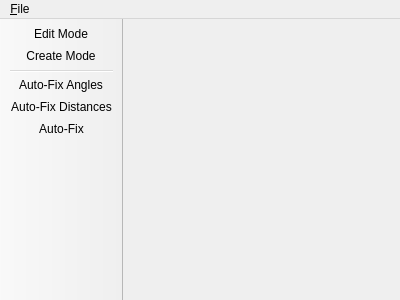
Old version of the form WaypointPlanner/WaypointPlannerMainWindow.ui in the repository raptorswing/FlightPlanner.
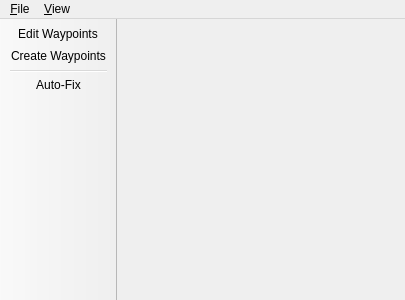
New version of the form. Icons and pictures are not drawn.

```diff
--- a/WaypointPlanner/WaypointPlannerMainWindow.ui
+++ b/WaypointPlanner/WaypointPlannerMainWindow.ui
@@ -6,7 +6,7 @@
    <rect>
     <x>0</x>
     <y>0</y>
-    <width>400</width>
+    <width>405</width>
     <height>300</height>
    </rect>
   </property>
@@ -17,13 +17,16 @@
    <iconset resource="WaypointPlannerResources.qrc">
     <normaloff>:/images/images/32x32/apps/spire.png</normaloff>:/images/images/32x32/apps/spire.png</iconset>
   </property>
+  <property name="toolButtonStyle">
+   <enum>Qt::ToolButtonTextBesideIcon</enum>
+  </property>
   <widget class="QWidget" name="centralWidget"/>
   <widget class="QMenuBar" name="menuBar">
    <property name="geometry">
     <rect>
      <x>0</x>
      <y>0</y>
-     <width>400</width>
+     <width>405</width>
      <height>21</height>
     </rect>
    </property>
@@ -33,7 +36,13 @@
     </property>
     <addaction name="actionExit"/>
    </widget>
+   <widget class="QMenu" name="menuView">
+    <property name="title">
+     <string>&amp;View</string>
+    </property>
+   </widget>
    <addaction name="menuFile"/>
+   <addaction name="menuView"/>
   </widget>
   <widget class="QToolBar" name="toolBar">
    <property name="windowTitle">
@@ -45,6 +54,12 @@
    <property name="allowedAreas">
     <set>Qt::LeftToolBarArea</set>
    </property>
+   <property name="iconSize">
+    <size>
+     <width>32</width>
+     <height>32</height>
+    </size>
+   </property>
    <property name="toolButtonStyle">
     <enum>Qt::ToolButtonTextUnderIcon</enum>
    </property>
@@ -60,8 +75,6 @@
    <addaction name="actionSelect_Mode"/>
    <addaction name="actionCreate_Mode"/>
    <addaction name="separator"/>
-   <addaction name="actionAuto_Fix_Angles"/>
-   <addaction name="actionAuto_Fix_Distances"/>
    <addaction name="actionAuto_Fix"/>
   </widget>
   <action name="actionExit">
@@ -84,25 +97,19 @@
     <bool>true</bool>
    </property>
    <property name="text">
-    <string>Edit Mode</string>
+    <string>Edit Waypoints</string>
    </property>
   </action>
   <action name="actionCreate_Mode">
    <property name="checkable">
     <bool>true</bool>
    </property>
-   <property name="text">
-    <string>Create Mode</string>
+   <property name="icon">
+    <iconset resource="WaypointPlannerResources.qrc">
+     <normaloff>:/images/images/createWaypointCursor.png</normaloff>:/images/images/createWaypointCursor.png</iconset>
    </property>
-  </action>
-  <action name="actionAuto_Fix_Angles">
    <property name="text">
-    <string>Auto-Fix Angles</string>
-   </property>
-  </action>
-  <action name="actionAuto_Fix_Distances">
-   <property name="text">
-    <string>Auto-Fix Distances</string>
+    <string>Create Waypoints</string>
    </property>
   </action>
   <action name="actionAuto_Fix">
```
Left out of the diff: 10 changed lines with no effect on the pictures.
